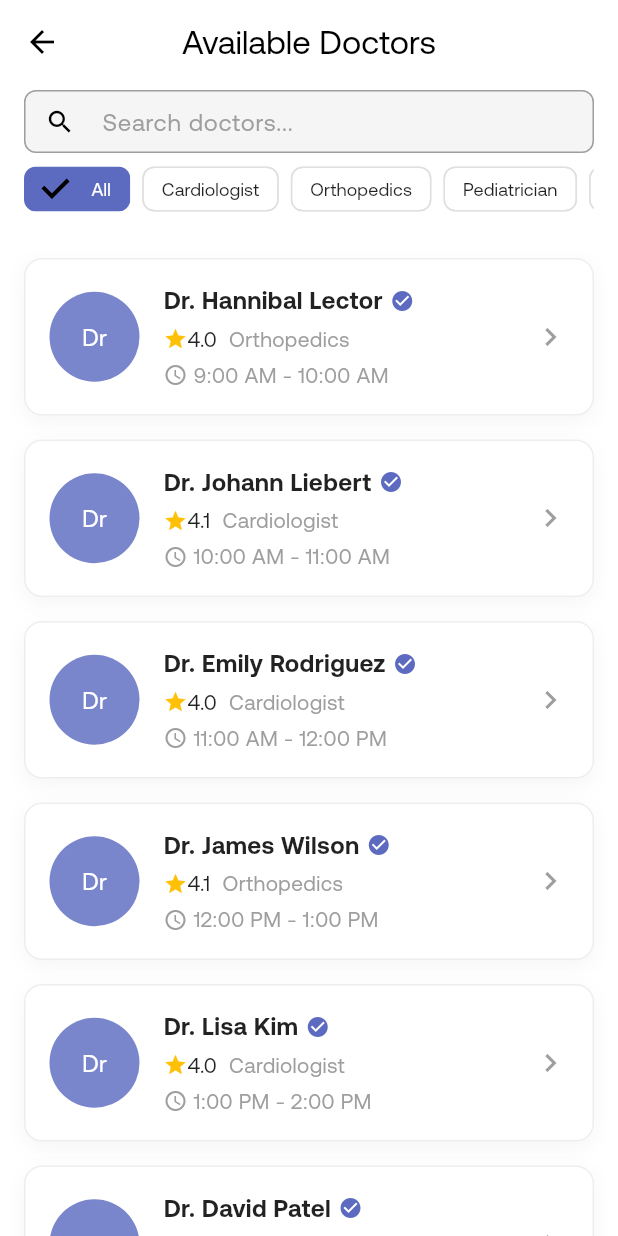
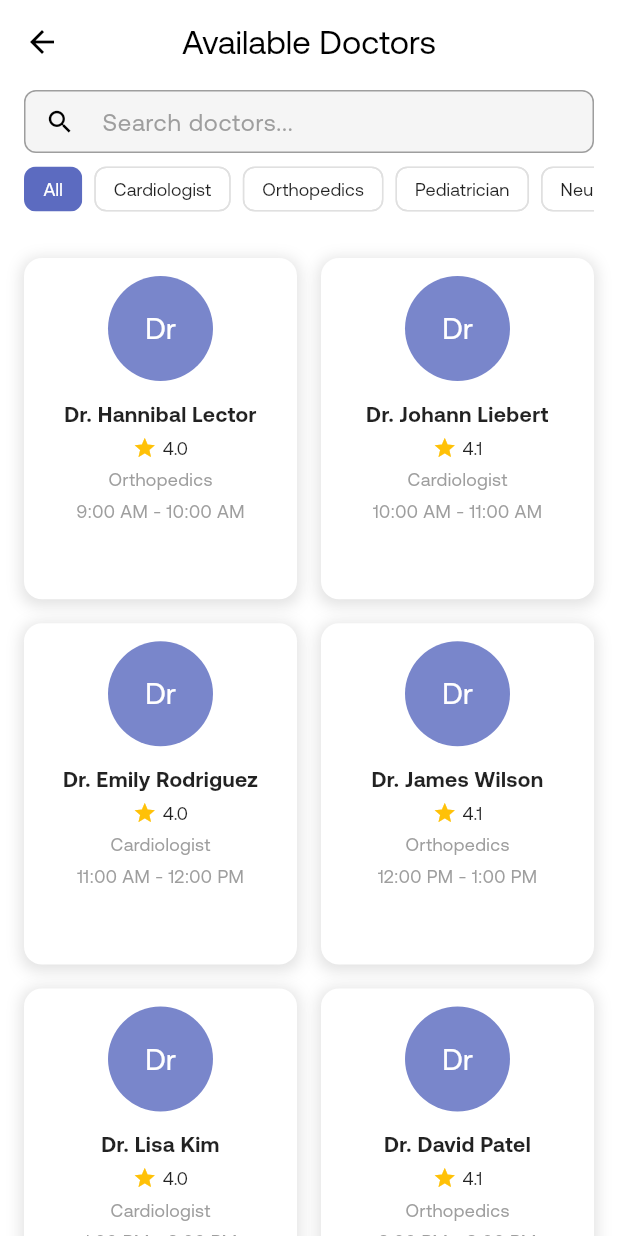
Before and after one commit to Arrizky0911/Telehealth, a Flutter app: the DoctorListScreen screen opened directly, on a phone screen of 412 x 824 dp. Run offline on Flutter 3.47's test engine with Material 3 defaults, Android fonts, the phone set to English and light mode, and no system bars; our stand-ins replace cloud_firestore, firebase_auth, firebase_core, firebase_storage, google_sign_in, signature; accounts and stored records are empty.

Commit message:
search bar functionallity and doctor list ui update

```diff
--- a/lib/src/features/main/doctor/doctor_list_screen.dart
+++ b/lib/src/features/main/doctor/doctor_list_screen.dart
@@ -1,50 +1,14 @@
 import 'package:flutter/material.dart';
 
-class DoctorListScreen extends StatelessWidget {
+class DoctorListScreen extends StatefulWidget {
   const DoctorListScreen({super.key});
 
   @override
-  Widget build(BuildContext context) {
-    return Scaffold(
-      backgroundColor: Colors.white,
-      body: SafeArea( // Wrap everything with SafeArea
-        child: CustomScrollView(
-          slivers: [
-            SliverAppBar(
-              title: const Text('Available Doctors'),
-              centerTitle: true,
-              pinned: true,
-              backgroundColor: Colors.white,
-              foregroundColor: Colors.black,
-            ),
-            SliverPersistentHeader(
-              pinned: true,
-              delegate: _SliverAppBarDelegate(
-                minHeight: 100,
-                maxHeight: 100,
-                child: Container(
-                  color: Colors.white,
-                  child: Padding(
-                    padding: const EdgeInsets.symmetric(horizontal: 16, vertical: 4),
-                    child: Column(
-                      mainAxisSize: MainAxisSize.min, // Ensures content doesn't exceed height
-                      children: [
-                        Flexible(child: _buildSearchBar()), // Add Flexible for dynamic sizing
-                        const SizedBox(height: 8),
-                        Flexible(child: _buildFilterChips()), // Add Flexible for filter chips
-                      ],
-                    ),
-                  ),
-                ),
-              ),
-            ),
-            SliverPadding(
-              padding: const EdgeInsets.all(16),
-              sliver: SliverList(
-                delegate: SliverChildBuilderDelegate(
-                  (context, index) {
-                    // Dummy doctor
-                    final doctors = [
+  State<DoctorListScreen> createState() => _DoctorListScreenState();
+}
+
+class _DoctorListScreenState extends State<DoctorListScreen> {
+  final List<Map<String, String>> doctors = [
     {
       'name': 'Dr. Hannibal Lector',
       'rating': '4.0',
@@ -107,17 +71,95 @@ class DoctorListScreen extends StatelessWidget {
     },
   ];
 
-                    return Padding(
-                      padding: const EdgeInsets.only(bottom: 16),
-                      child: _buildDoctorCard(
-                        doctors[index]['name']!,
-                        doctors[index]['rating']!,
-                        doctors[index]['specialty']!,
-                        doctors[index]['time']!,
+  List<Map<String, String>> filteredDoctors = [];
+  final TextEditingController _searchController = TextEditingController();
+
+  @override
+  void initState() {
+    super.initState();
+    filteredDoctors = doctors;
+    _searchController.addListener(_onSearchChanged);
+  }
+
+  void _onSearchChanged() {
+    final query = _searchController.text.toLowerCase();
+    setState(() {
+      filteredDoctors = doctors.where((doctor) {
+        final name = doctor['name']!.toLowerCase();
+        final specialty = doctor['specialty']!.toLowerCase();
+        return name.contains(query) || specialty.contains(query);
+      }).toList();
+    });
+  }
+
+  @override
+  void dispose() {
+    _searchController.dispose();
+    super.dispose();
+  }
+
+  @override
+  Widget build(BuildContext context) {
+    return Scaffold(
+      backgroundColor: Colors.white,
+      body: SafeArea(
+        // Wrap everything with SafeArea
+        child: CustomScrollView(
+          slivers: [
+            SliverAppBar(
+              title: const Text('Available Doctors'),
+              centerTitle: true,
+              pinned: true,
+              backgroundColor: Colors.white,
+              foregroundColor: Colors.black,
             ),
+            SliverPersistentHeader(
+              pinned: true,
+              delegate: _SliverAppBarDelegate(
+                minHeight: 100,
+                maxHeight: 100,
+                child: Container(
+                  color: Colors.white,
+                  child: Padding(
+                    padding:
+                        const EdgeInsets.symmetric(horizontal: 16, vertical: 4),
+                    child: Column(
+                      mainAxisSize: MainAxisSize
+                          .min, // Ensures content doesn't exceed height
+                      children: [
+                        Flexible(
+                            child:
+                                _buildSearchBar()), // Add Flexible for dynamic sizing
+                        const SizedBox(height: 8),
+                        Flexible(
+                            child:
+                                _buildFilterChips()), // Add Flexible for filter chips
+                      ],
+                    ),
+                  ),
+                ),
+              ),
+            ),
+            SliverPadding(
+              padding: const EdgeInsets.all(16),
+              sliver: SliverGrid(
+                gridDelegate: const SliverGridDelegateWithFixedCrossAxisCount(
+                  crossAxisCount: 2,
+                  mainAxisSpacing: 16,
+                  crossAxisSpacing: 16,
+                  childAspectRatio: 0.8, // Sesuaikan rasio sesuai kebutuhan
+                ),
+                delegate: SliverChildBuilderDelegate(
+                  (context, index) {
+                    final doctor = filteredDoctors[index];
+                    return _buildDoctorCard(
+                      doctor['name']!,
+                      doctor['rating']!,
+                      doctor['specialty']!,
+                      doctor['time']!,
                     );
                   },
-                  childCount: 10,
+                  childCount: filteredDoctors.length,
                 ),
               ),
             ),
@@ -129,8 +171,9 @@ class DoctorListScreen extends StatelessWidget {
 
   Widget _buildSearchBar() {
     return SizedBox(
-      height: 45, // consistent height
+      height: 45,
       child: TextField(
+        controller: _searchController,
         decoration: InputDecoration(
           hintText: 'Search doctors...',
           hintStyle: const TextStyle(fontSize: 16, color: Colors.grey),
@@ -141,7 +184,8 @@ class DoctorListScreen extends StatelessWidget {
             borderRadius: BorderRadius.circular(8),
             borderSide: BorderSide.none,
           ),
-          contentPadding: const EdgeInsets.symmetric(vertical: 0, horizontal: 16),
+          contentPadding:
+              const EdgeInsets.symmetric(vertical: 0, horizontal: 16),
         ),
       ),
     );
@@ -150,7 +194,8 @@ class DoctorListScreen extends StatelessWidget {
   Widget _buildFilterChips() {
     return SizedBox(
       height: 32,
-      child: ListView( // Change SingleChildScrollView with ListView
+      child: ListView(
+        // Change SingleChildScrollView with ListView
         scrollDirection: Axis.horizontal,
         children: [
           _buildChip('All', true),
@@ -168,6 +213,7 @@ class DoctorListScreen extends StatelessWidget {
       padding: const EdgeInsets.only(right: 8),
       child: FilterChip(
         selected: isSelected,
+        showCheckmark: false,
         label: Text(
           label,
           style: TextStyle(
@@ -191,75 +237,67 @@ class DoctorListScreen extends StatelessWidget {
     );
   }
 
-  Widget _buildDoctorCard(String name, String rating, String specialty, String time) {
+  Widget _buildDoctorCard(
+      String name, String rating, String specialty, String time) {
     return InkWell(
       onTap: () {
-        // TODO: Navigate to doctor detail  page
+        // TODO: Navigate to doctor detail page
       },
       child: Container(
-        padding: const EdgeInsets.all(16),
+        padding: const EdgeInsets.all(12),
         decoration: BoxDecoration(
-          border: Border.all(color: Colors.grey.shade200),
           borderRadius: BorderRadius.circular(12),
           color: Colors.white,
           boxShadow: [
             BoxShadow(
-              color: Colors.grey.withOpacity(0.1),
-              spreadRadius: 0,
-              blurRadius: 10,
-              offset: const Offset(0, 4),
+              color: Colors.grey.withOpacity(0.3),
+              spreadRadius: 2,
+              blurRadius: 8,
+              offset: const Offset(0, 2),
             ),
           ],
         ),
-        child: Row(
+        child: Column(
+          crossAxisAlignment: CrossAxisAlignment.center,
           children: [
             CircleAvatar(
-              radius: 30,
+              radius: 35,
               backgroundColor: const Color(0xFF7986CB),
               child: Text(
                 name.substring(0, 2),
-                style: const TextStyle(color: Colors.white),
+                style: const TextStyle(color: Colors.white, fontSize: 20),
               ),
             ),
-            const SizedBox(width: 16),
-            Expanded( // Use Expanded to avoid overflow
-              child: Column(
-                crossAxisAlignment: CrossAxisAlignment.start,
-                children: [
-                  Row(
-                    children: [
+            const SizedBox(height: 12),
             Text(
               name,
+              textAlign: TextAlign.center,
+              maxLines: 2,
+              overflow: TextOverflow.ellipsis,
               style: const TextStyle(
                 fontWeight: FontWeight.bold,
-                          fontSize: 16,
+                fontSize: 14,
               ),
             ),
-                      const SizedBox(width: 5),
-                      const Icon(Icons.check_circle, color: Color(0xFF5C6BC0), size: 16),
+            const SizedBox(height: 4),
+            Row(
+              mainAxisAlignment: MainAxisAlignment.center,
+              children: [
+                const Icon(Icons.star, color: Colors.amber, size: 16),
+                const SizedBox(width: 4),
+                Text(rating, style: const TextStyle(fontSize: 12)),
               ],
             ),
             const SizedBox(height: 4),
-                  Row(
-                    children: [
-                      const Icon(Icons.star, color: Colors.amber, size: 16),
-                      Text(rating),
-                      const SizedBox(width: 8),
-                      Text(specialty, style: const TextStyle(color: Colors.grey)),
-                    ],
+            Text(
+              specialty,
+              style: const TextStyle(color: Colors.grey, fontSize: 12),
             ),
             const SizedBox(height: 4),
-                  Row(
-                    children: [
-                      const Icon(Icons.access_time, size: 16, color: Colors.grey),
-                      const SizedBox(width: 4),
-                      Text(time, style: const TextStyle(color: Colors.grey)),
-                    ],
+            Text(
+              time,
+              style: const TextStyle(color: Colors.grey, fontSize: 12),
             ),
-                ],
-              ),
-            ),
-            const Icon(Icons.chevron_right, color: Colors.grey),
           ],
         ),
       ),
@@ -285,7 +323,8 @@ class _SliverAppBarDelegate extends SliverPersistentHeaderDelegate {
   double get maxExtent => maxHeight;
 
   @override
-  Widget build(BuildContext context, double shrinkOffset, bool overlapsContent) {
+  Widget build(
+      BuildContext context, double shrinkOffset, bool overlapsContent) {
     return SizedBox.expand(child: child);
   }
 
```
Lines whose indentation alone changed are shown as unchanged.
